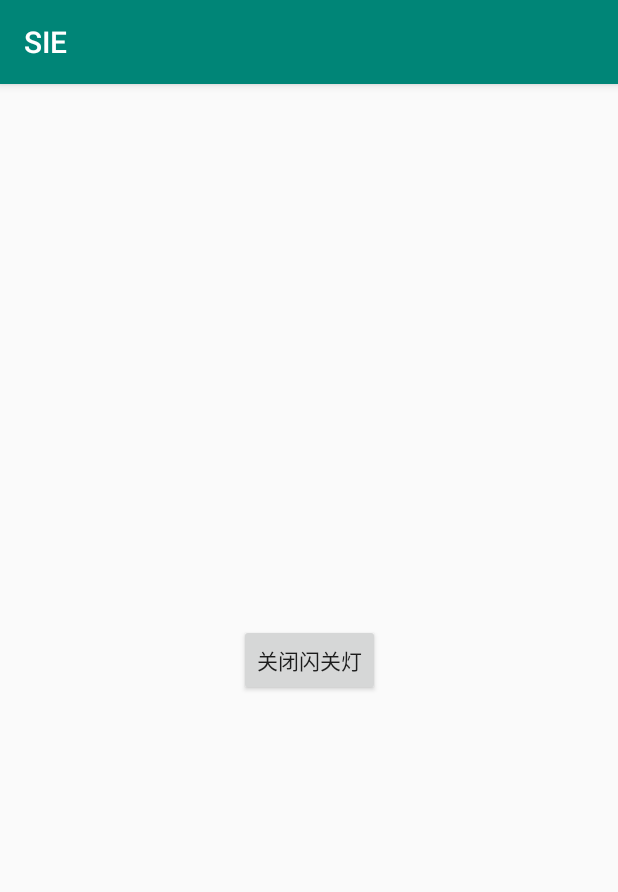
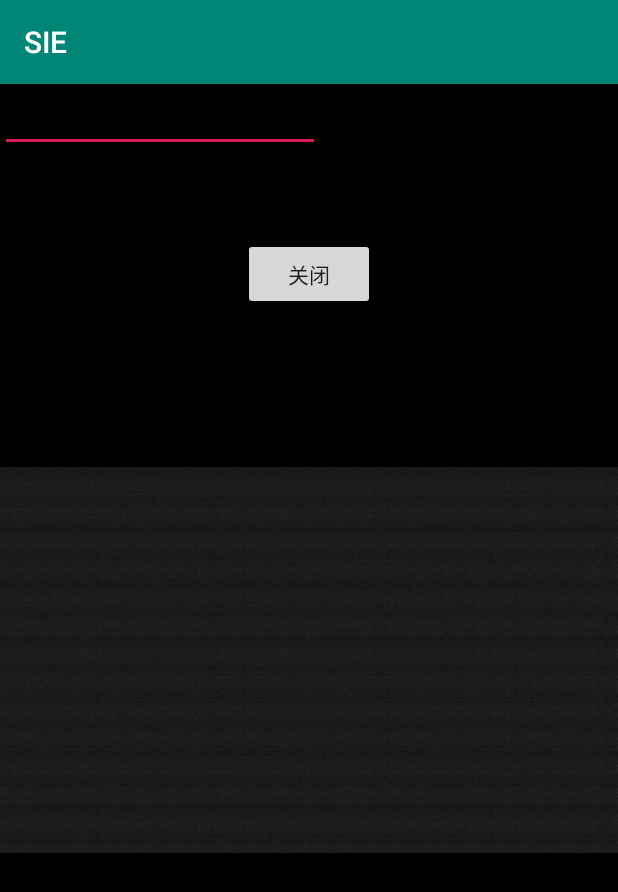
Before and after one commit to KongoHuster/SIE_SeedClass, an Android app: the screen it shows after launch (MainActivity), after a tap on "打开闪光灯", on a phone screen of 412 x 824 dp. Shown: the top 892 px of the screen. Run offline under Robolectric (Android 15) with nearby library versions, the phone set to English and light mode, and no system bars.

Commit message:
完成所有的逻辑

```diff
--- a/app/build.gradle
+++ b/app/build.gradle
@@ -25,4 +25,5 @@ dependencies {
     testImplementation 'junit:junit:4.12'
     androidTestImplementation 'com.android.support.test:runner:1.0.2'
     androidTestImplementation 'com.android.support.test.espresso:espresso-core:3.0.2'
+    implementation 'com.android.support:design:28.0.0'
 }
--- /dev/null
+++ b/app/src/main/java/e/yizii/sie/Font16.java
@@ -0,0 +1,93 @@
+package e.yizii.sie;
+
+import android.content.Context;
+import android.os.Environment;
+import android.util.Log;
+
+import java.io.IOException;
+import java.io.InputStream;
+
+
+//解析16*16的点阵字库
+public class Font16 {
+    private Context context;
+    private static final String TAG = "Font16";
+    public Font16(Context context) {
+        this.context = context;
+    }
+
+    private final static String ENCODE = "GB2312";
+    private final static String ZK16 = "./HZK16";
+
+    private static boolean[][] arr;
+    int all_16_32 = 16;
+    int all_2_4 = 2;
+    int all_32_128 = 32;
+
+    public boolean[][] drawString(String str) throws IOException {
+        byte[] data = null;
+        int[] code = null;
+        int byteCount;
+        int lCount;
+
+        arr = new boolean[all_16_32][all_16_32];
+        for (int i = 0; i < str.length(); i++) {
+            if (str.charAt(i) < 0x80) {
+                continue;
+            }
+            code = getByteCode(str.substring(i, i + 1));
+            data = read(code[0], code[1]);
+            byteCount = 0;
+            for (int line = 0; line < all_16_32; line++) {
+                lCount = 0;
+                for (int k = 0; k < all_2_4; k++) {
+                    for (int j = 0; j < 8; j++) {
+                        if (((data[byteCount] >> (7 - j)) & 0x1) == 1) {
+                            arr[line][lCount] = true;
+                            System.out.print("*");
+                        } else {
+                            System.out.print(" ");
+                            arr[line][lCount] = false;
+                        }
+                        lCount++;
+                    }
+                    byteCount++;
+                }
+                System.out.println();
+            }
+        }
+        return arr;
+    }
+
+    protected byte[] read(int areaCode, int posCode) throws IOException {
+        byte[] data = null;
+//        try {
+            int area = areaCode - 0xa0;
+            int pos = posCode - 0xa0;
+
+            InputStream in = context.getResources().openRawResource(R.raw.hzk16);
+
+            long offset = all_32_128 * ((area - 1) * 94 + pos - 1);
+            in.skip(offset);
+            data = new byte[all_32_128];
+            in.read(data, 0, all_32_128);
+            in.close();
+//        } catch (Exception ex) {
+//
+//        }
+        return data;
+    }
+
+    protected int[] getByteCode(String str) {
+        int[] byteCode = new int[2];
+        try {
+            byte[] data = str.getBytes(ENCODE);
+            byteCode[0] = data[0] < 0 ? 256 + data[0] : data[0];
+            byteCode[1] = data[1] < 0 ? 256 + data[1] : data[1];
+        } catch (Exception ex) {
+            ex.printStackTrace();
+        }
+        return byteCode;
+    }
+
+}
--- a/app/src/main/java/e/yizii/sie/MainActivity.java
+++ b/app/src/main/java/e/yizii/sie/MainActivity.java
@@ -1,15 +1,19 @@
 package e.yizii.sie;
-
 
 import android.Manifest;
 import android.content.pm.PackageManager;
 import android.hardware.Camera;
 import android.os.Build;
-import android.os.SystemClock;
+import android.os.Handler;
+import android.os.Looper;
+import android.os.Message;
 import android.support.v7.app.AppCompatActivity;
 import android.os.Bundle;
 import android.view.View;
 import android.widget.Button;
+import android.widget.ImageView;
+
+import java.io.IOException;
 
 
 public class MainActivity extends AppCompatActivity {
@@ -17,12 +21,16 @@ public class MainActivity extends AppCompatActivity {
     private Camera mCamera = null;
     private Camera.Parameters mParameters = null;
     boolean buttonSet = true;
+    private static final String TAG = "MainActivity";
+    private Button button;
+    private ImageView imageView;
+    private Boolean Stop = false;
     @Override
     protected void onCreate(Bundle savedInstanceState) {
         super.onCreate(savedInstanceState);
         setContentView(R.layout.activity_main);
 
-        final Button button = findViewById(R.id.button);
+        button = findViewById(R.id.button);
         if (Build.VERSION.SDK_INT >= Build.VERSION_CODES.M) {
             if (checkSelfPermission(Manifest.permission.CAMERA) != PackageManager.PERMISSION_GRANTED) {
                 requestPermissions(new String[] {Manifest.permission.CAMERA}, 1);
@@ -30,26 +38,60 @@ public class MainActivity extends AppCompatActivity {
         }
 
 
-
+        imageView = findViewById(R.id.image1);
         button.setOnClickListener(new View.OnClickListener() {
             public void onClick(View v) {
                 if (buttonSet == true)
                 {
-                    button.setText("关闭闪关灯");
-                    for (int i =0; i < 10; i++)
-                    {
-                        startCamera();
-//                        SystemClock.sleep(1000);
+                    button.setText("关闭");
+                    Stop = false;
+                    Font16 font16 = new Font16(getApplication().getApplicationContext());
+                    try {
+                        final boolean[][] arr = font16.drawString("我们");
 
+                        imageView.setVisibility(View.VISIBLE);
+                        Looper looper = Looper.myLooper();//取得当前线程里的looper
 
+                        final MyHandler mHandler = new MyHandler(looper);//构造一个handler使之可与looper通信
+                        final String[] msgStr = {""};
+                        Thread thread = new Thread(){
+                            @Override
+                            public void run(){
+                                for (int i = 0; i < arr.length && Stop == false; i++)
+                                {
+                                    for (int j = 0; j < arr[0].length; j++) {
+                                        mHandler.removeMessages(0);
+                                        if (arr[i][j] = true)
+                                        {
+                                            msgStr[0] = "black";
+                                        }else {
+                                            msgStr[0] = "white";
+                                        }
+                                        Message m = mHandler.obtainMessage(1, 1, 1, msgStr[0]);//构造要传递的消息
+                                        mHandler.sendMessage(m);//发送消息:系统会自动调用handleMessage方法来处理消息
+                                        try {
+                                            Thread.sleep(100);
+                                        } catch (InterruptedException e) {
+                                            e.printStackTrace();
+                                        }
+                                    }
+                                }
+                            }
+                        };
+
+                        thread.start();
+                        buttonSet = false;
+                    } catch (IOException e) {
+                        e.printStackTrace();
                     }
 
-                    buttonSet = false;
                 }else {
 
-                    button.setText("打开闪光灯");
-                    closeCamera();
+                    button.setText("打开");
+                    imageView.setVisibility(View.INVISIBLE);
+//                    closeCamera();
                     buttonSet = true;
+                    Stop = true;
                 }
 
             }
@@ -71,4 +113,36 @@ public class MainActivity extends AppCompatActivity {
         mCamera.release();
         mCamera = null;
     }
+
+    private class MyHandler extends Handler{
+     public MyHandler(Looper looper){
+         super(looper);
+        }
+
+        @Override
+        public void handleMessage(Message msg) {//处理消息
+         if (msg.obj.toString().equals("white"))
+         {
+             imageView.setImageResource(R.drawable.withe);
+         }else {
+             imageView.setImageResource(R.drawable.timg);
+         }
+//            Log.d(TAG, "handleMessage: " + msg.obj.toString());
+//            text.setText(msg.obj.toString());
+        }
+
+    }
+
+//    class Mythread extends Thread{
+//        Mythread(){
+//
+//        }
+//
+//        @Override
+//        public void run(){
+//
+//        }
+//    }
+//
+
 }
--- a/app/src/main/res/layout/activity_main.xml
+++ b/app/src/main/res/layout/activity_main.xml
@@ -4,6 +4,7 @@
     xmlns:tools="http://schemas.android.com/tools"
     android:layout_width="match_parent"
     android:layout_height="match_parent"
+    android:background="@color/colorblack"
     tools:context=".MainActivity">
 
     <Button
@@ -20,5 +21,30 @@
         app:layout_constraintBottom_toBottomOf="parent"
         app:layout_constraintEnd_toEndOf="parent"
         app:layout_constraintStart_toStartOf="parent"
-        app:layout_constraintTop_toTopOf="parent" />
+        app:layout_constraintTop_toTopOf="parent"
+        app:layout_constraintVertical_bias="0.134" />
+
+    <EditText
+        android:id="@+id/editText2"
+        android:layout_width="wrap_content"
+        android:layout_height="wrap_content"
+        android:ems="10"
+        android:inputType="textPersonName"
+        android:text=""
+        tools:layout_editor_absoluteX="16dp"
+        tools:layout_editor_absoluteY="16dp"
+        tools:ignore="MissingConstraints" />
+
+    <ImageView
+        android:id="@+id/image1"
+        android:layout_width="wrap_content"
+        android:layout_height="wrap_content"
+        android:layout_weight="0.4"
+        android:src="@drawable/timg"
+        tools:ignore="MissingConstraints"
+        tools:layout_editor_absoluteX="0dp"
+        tools:layout_editor_absoluteY="16dp" />
+
+
+
 </android.support.constraint.ConstraintLayout>
--- a/app/src/main/res/values/colors.xml
+++ b/app/src/main/res/values/colors.xml
@@ -3,4 +3,5 @@
     <color name="colorPrimary">#008577</color>
     <color name="colorPrimaryDark">#00574B</color>
     <color name="colorAccent">#D81B60</color>
+    <color name="colorblack">#000000</color>
 </resources>
```
Also changed, not shown: app/src/main/res/drawable/timg.jpeg (added), app/src/main/res/drawable/withe.jpg (added), 1 other file.
